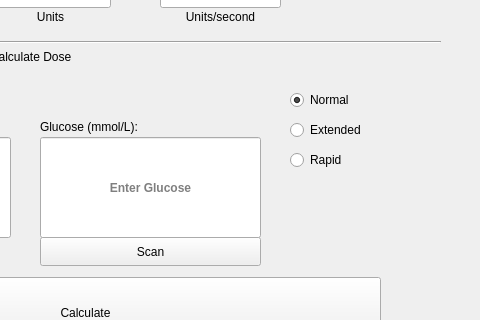
The window that Comp3004_Final_Project/mainwindow.ui (PavleVujicic/Team8InsulinPumpSimulator) describes before a commit, drawn with Qt 5; both pictures show x 320 to 800 and y 123 to 443 of the 800 by 532 pixel window.
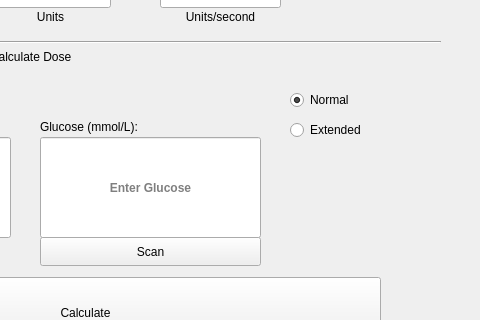
The same window after the commit. Icons and pictures are not drawn. Custom widgets are drawn as their Qt base class.

```diff
--- a/Comp3004_Final_Project/mainwindow.ui
+++ b/Comp3004_Final_Project/mainwindow.ui
@@ -1090,22 +1090,6 @@
        <string notr="true">group2</string>
       </attribute>
      </widget>
-     <widget class="QRadioButton" name="radDeliveryRapid">
-      <property name="geometry">
-       <rect>
-        <x>610</x>
-        <y>270</y>
-        <width>112</width>
-        <height>26</height>
-       </rect>
-      </property>
-      <property name="text">
-       <string>Rapid</string>
-      </property>
-      <attribute name="buttonGroup">
-       <string notr="true">group2</string>
-      </attribute>
-     </widget>
      <widget class="QLabel" name="label_18">
       <property name="geometry">
        <rect>
```
Left out of the diff: 2 changed lines with no effect on the pictures.
